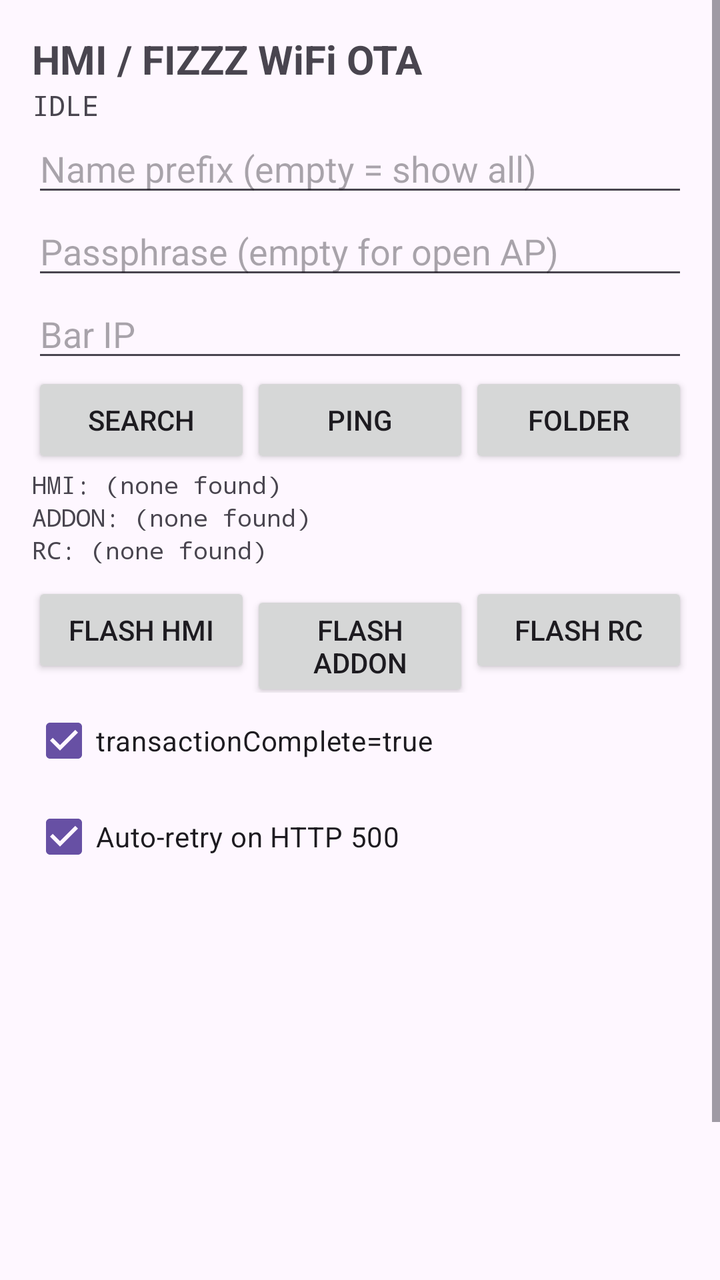
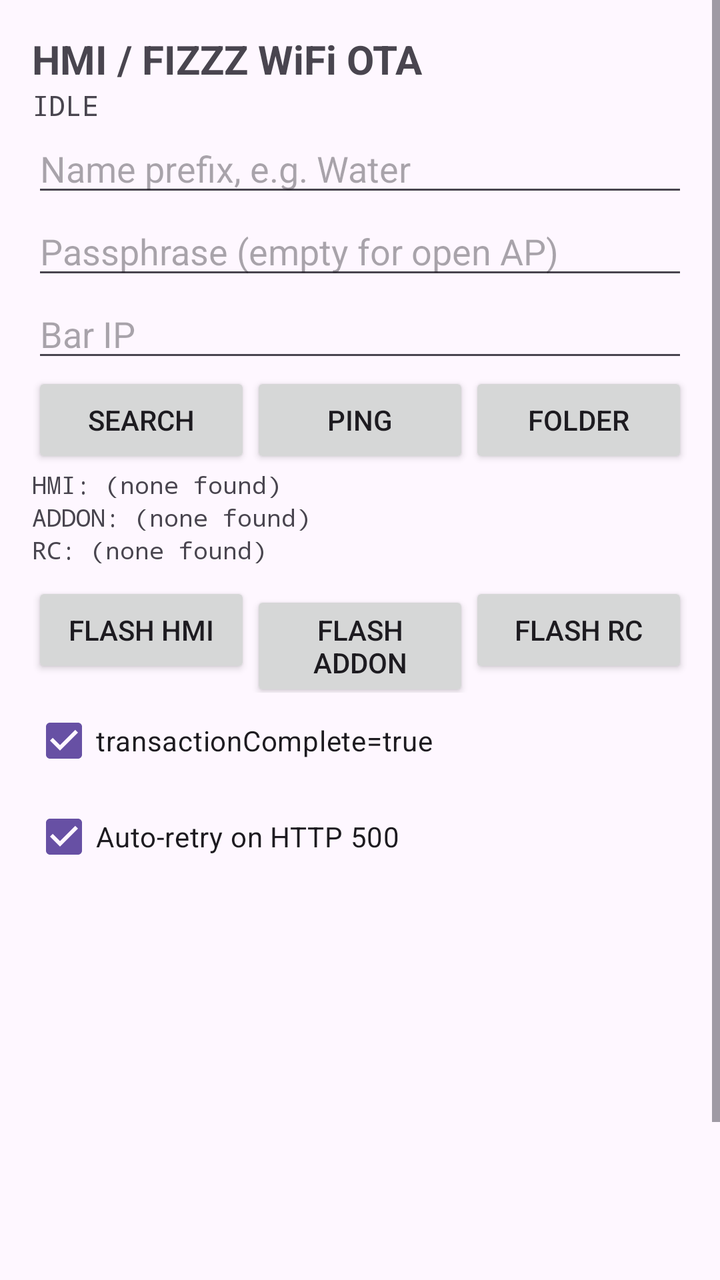

Two renders of the same Android screen: before a commit and after it. Below are the layout's source before the change and the commit's diff.
<!-- AndroidManifest.xml: application theme Theme.Material3.DayNight -->
<!-- res/layout/activity_main.xml -->
<?xml version="1.0" encoding="utf-8"?>
<ScrollView xmlns:android="http://schemas.android.com/apk/res/android"
    android:layout_width="match_parent"
    android:layout_height="match_parent"
    android:fillViewport="true">

    <LinearLayout
        android:layout_width="match_parent"
        android:layout_height="wrap_content"
        android:orientation="vertical"
        android:padding="16dp">

        <TextView
            android:layout_width="match_parent"
            android:layout_height="wrap_content"
            android:text="HMI / FIZZZ WiFi OTA"
            android:textSize="20sp"
            android:textStyle="bold" />

        <TextView
            android:id="@+id/statusLabel"
            android:layout_width="match_parent"
            android:layout_height="wrap_content"
            android:fontFamily="monospace"
            android:text="IDLE" />

        <EditText
            android:id="@+id/ssidField"
            android:layout_width="match_parent"
            android:layout_height="wrap_content"
            android:hint="Name prefix (empty = show all)"
            android:inputType="text" />

        <EditText
            android:id="@+id/passField"
            android:layout_width="match_parent"
            android:layout_height="wrap_content"
            android:hint="Passphrase (empty for open AP)"
            android:inputType="textPassword" />

        <EditText
            android:id="@+id/ipField"
            android:layout_width="match_parent"
            android:layout_height="wrap_content"
            android:hint="Bar IP"
            android:inputType="text" />

        <LinearLayout
            android:layout_width="match_parent"
            android:layout_height="wrap_content"
            android:orientation="horizontal">

            <Button
                android:id="@+id/connectButton"
                android:layout_width="0dp"
                android:layout_height="wrap_content"
                android:layout_weight="1"
                android:text="Search" />

            <Button
                android:id="@+id/pingButton"
                android:layout_width="0dp"
                android:layout_height="wrap_content"
                android:layout_weight="1"
                android:text="Ping" />

            <Button
                android:id="@+id/folderButton"
                android:layout_width="0dp"
                android:layout_height="wrap_content"
                android:layout_weight="1"
                android:text="Folder" />
        </LinearLayout>

        <TextView
            android:id="@+id/hmiLabel"
            android:layout_width="match_parent"
            android:layout_height="wrap_content"
            android:fontFamily="monospace"
            android:textSize="12sp"
            android:text="HMI: (none found)" />

        <TextView
            android:id="@+id/addonLabel"
            android:layout_width="match_parent"
            android:layout_height="wrap_content"
            android:fontFamily="monospace"
            android:textSize="12sp"
            android:text="ADDON: (none found)" />

        <TextView
            android:id="@+id/rcLabel"
            android:layout_width="match_parent"
            android:layout_height="wrap_content"
            android:fontFamily="monospace"
            android:textSize="12sp"
            android:text="RC: (none found)" />

        <LinearLayout
            android:layout_width="match_parent"
            android:layout_height="wrap_content"
            android:layout_marginTop="8dp"
            android:orientation="horizontal">

            <Button
                android:id="@+id/hmiButton"
                android:layout_width="0dp"
                android:layout_height="wrap_content"
                android:layout_weight="1"
                android:text="Flash HMI" />

            <Button
                android:id="@+id/addonButton"
                android:layout_width="0dp"
                android:layout_height="wrap_content"
                android:layout_weight="1"
                android:text="Flash ADDON" />

            <Button
                android:id="@+id/rcButton"
                android:layout_width="0dp"
                android:layout_height="wrap_content"
                android:layout_weight="1"
                android:text="Flash RC" />
        </LinearLayout>

        <CheckBox
            android:id="@+id/tcCheck"
            android:layout_width="wrap_content"
            android:layout_height="wrap_content"
            android:checked="true"
            android:text="transactionComplete=true" />

        <CheckBox
            android:id="@+id/retryCheck"
            android:layout_width="wrap_content"
            android:layout_height="wrap_content"
            android:checked="true"
            android:text="Auto-retry on HTTP 500" />

        <ScrollView
            android:id="@+id/logScroll"
            android:layout_width="match_parent"
            android:layout_height="260dp"
            android:layout_marginTop="12dp">

            <TextView
                android:id="@+id/logView"
                android:layout_width="match_parent"
                android:layout_height="wrap_content"
                android:fontFamily="monospace"
                android:textSize="11sp" />
        </ScrollView>
    </LinearLayout>
</ScrollView>
<!-- resources referenced by this layout -->
<resources>

</resources>

<!-- the commit's change to res/layout/activity_main.xml (unified diff, before → after) -->
@@ -28,7 +28,7 @@
             android:id="@+id/ssidField"
             android:layout_width="match_parent"
             android:layout_height="wrap_content"
-            android:hint="Name prefix (empty = show all)"
+            android:hint="Name prefix, e.g. Water"
             android:inputType="text" />
 
         <EditText
